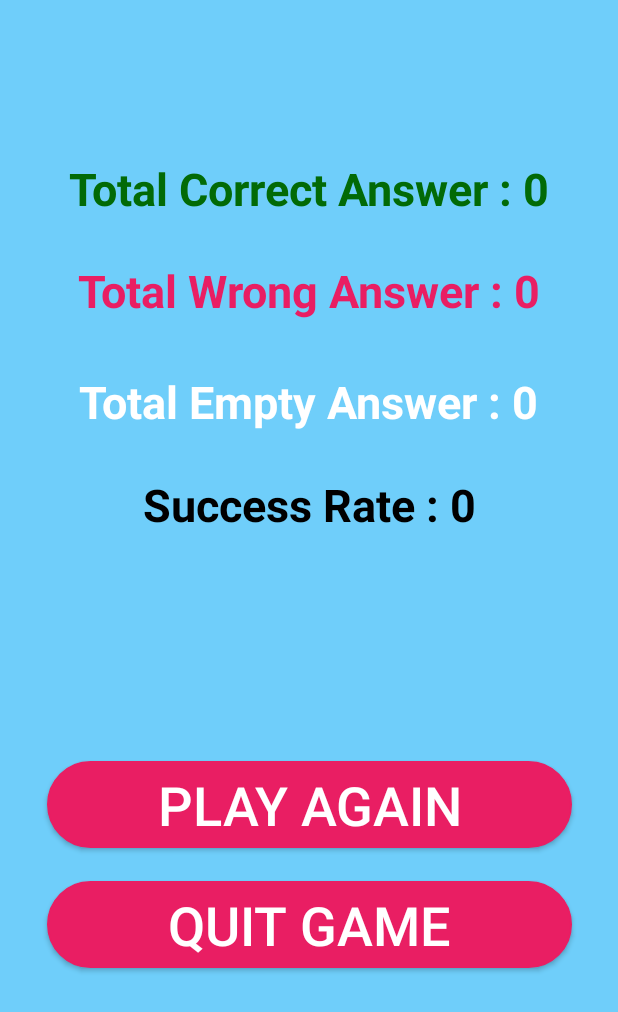
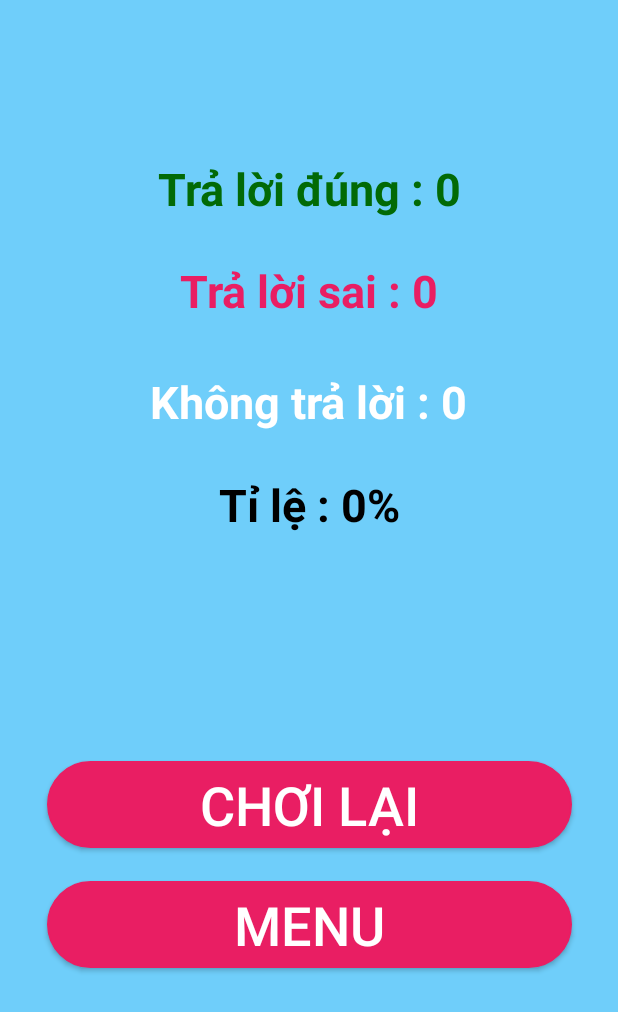
Before and after one commit to TKhoa27/UngDungGiaiTriTongHop, an Android app: the ResultActivity screen opened directly, with no data from a screen before it, on a phone screen of 412 x 824 dp. Shown: the top 1012 px of the screen. Run offline under Robolectric (Android 15) with nearby library versions, the phone set to English and light mode, and no system bars; network calls fail.

Commit message:
edit scenes

```diff
--- a/app/src/main/java/com/example/ungdunggiaitritonghop/BalloonGameMain.java
+++ b/app/src/main/java/com/example/ungdunggiaitritonghop/BalloonGameMain.java
@@ -73,7 +73,7 @@ public class BalloonGameMain extends AppCompatActivity {
                     @Override
                     public void onTick(long millisUntilFinished) {
 
-                        textViewTime.setText("Remaining Time : "+millisUntilFinished/1000);
+                        textViewTime.setText("Thời gian : "+millisUntilFinished/1000);
 
                     }
 
@@ -95,7 +95,7 @@ public class BalloonGameMain extends AppCompatActivity {
     public void increaseScoreByOne(View view)
     {
         score++;
-        textViewScore.setText("Score : "+score);
+        textViewScore.setText("Điểm : "+score);
 
         if (view.getId() == balloon1.getId())
         {
--- a/app/src/main/java/com/example/ungdunggiaitritonghop/QuizGame/ResultActivity.java
+++ b/app/src/main/java/com/example/ungdunggiaitritonghop/QuizGame/ResultActivity.java
@@ -8,6 +8,7 @@ import android.view.View;
 import android.widget.Button;
 import android.widget.TextView;
 
+import com.example.ungdunggiaitritonghop.MainActivity;
 import com.example.ungdunggiaitritonghop.MainActivityQuiz;
 import com.example.ungdunggiaitritonghop.R;
 
@@ -33,10 +34,10 @@ public class ResultActivity extends AppCompatActivity {
         wrong = getIntent().getIntExtra("wrong",0);
         empty = getIntent().getIntExtra("empty",0);
 
-        textViewTotalCorrect.setText("Total Correct Answer : "+correct);
-        textViewTotalWrong.setText("Total Wrong Answer : "+ wrong);
-        textViewTotalEmpty.setText("Total Empty Answer : "+empty);
-        textViewSuccess.setText("Success Rate : "+(correct*10));
+        textViewTotalCorrect.setText("Trả lời đúng : "+correct);
+        textViewTotalWrong.setText("Trả lời sai : "+ wrong);
+        textViewTotalEmpty.setText("Không trả lời : "+empty);
+        textViewSuccess.setText("Tỉ lệ : "+(correct*10) +"%");
 
         buttonAgain.setOnClickListener(new View.OnClickListener() {
             @Override
@@ -53,10 +54,8 @@ public class ResultActivity extends AppCompatActivity {
             @Override
             public void onClick(View v) {
 
-                Intent newIntent = new Intent(Intent.ACTION_MAIN);
-                newIntent.addCategory(Intent.CATEGORY_HOME);
-                newIntent.setFlags(Intent.FLAG_ACTIVITY_NEW_TASK);
-                startActivity(newIntent);
+                Intent intent = new Intent(ResultActivity.this, MainActivity.class);
+                startActivity(intent);
                 finish();
 
             }
--- a/app/src/main/res/layout/activity_main_quiz.xml
+++ b/app/src/main/res/layout/activity_main_quiz.xml
@@ -13,7 +13,7 @@
         android:layout_height="wrap_content"
         android:layout_marginTop="124dp"
         android:layout_marginBottom="118dp"
-        android:text="Welcome to Flag Quiz Game"
+        android:text="@string/quiz_banner"
         android:textAlignment="center"
         android:textColor="@color/black"
         android:textSize="36sp"
@@ -28,7 +28,7 @@
         android:layout_width="350dp"
         android:layout_height="wrap_content"
         android:background="@drawable/botron_btn"
-        android:text="START QUIZ"
+        android:text="@string/quiz_start"
         android:backgroundTint="@color/pink"
         android:textColor="@color/white"
         android:textSize="36sp"
--- a/app/src/main/res/layout/activity_quiz.xml
+++ b/app/src/main/res/layout/activity_quiz.xml
@@ -13,7 +13,7 @@
         android:layout_height="wrap_content"
         android:layout_marginTop="10dp"
         android:layout_marginEnd="16dp"
-        android:text="Wrong : 0"
+        android:text="@string/quiz_wrong"
         android:textColor="#546E7A"
         android:textSize="20sp"
         android:textStyle="bold"
@@ -26,7 +26,7 @@
         android:layout_height="wrap_content"
         android:layout_marginStart="16dp"
         android:layout_marginTop="10dp"
-        android:text="Correct : 0"
+        android:text="@string/quiz_correct"
         android:textColor="@color/white"
         android:textSize="20sp"
         android:textStyle="bold"
@@ -38,7 +38,7 @@
         android:layout_width="wrap_content"
         android:layout_height="wrap_content"
         android:layout_marginTop="10dp"
-        android:text="Empty : 0"
+        android:text="@string/quiz_empty"
         android:textColor="@color/white"
         android:textSize="20sp"
         android:textStyle="bold"
--- a/app/src/main/res/layout/activity_result.xml
+++ b/app/src/main/res/layout/activity_result.xml
@@ -72,7 +72,7 @@
         android:layout_marginBottom="154dp"
         android:background="@drawable/botron_btn"
         android:backgroundTint="@color/pink"
-        android:text="PLAY AGAIN"
+        android:text="@string/again"
         android:textColor="@color/white"
         android:textSize="36sp"
         app:layout_constraintBottom_toBottomOf="parent"
@@ -88,7 +88,7 @@
         android:layout_marginTop="22dp"
         android:backgroundTint="#E91E63"
         android:background="@drawable/botron_btn"
-        android:text="QUIT GAME"
+        android:text="@string/quit"
         android:textColor="@color/white"
         android:textSize="36sp"
         app:layout_constraintEnd_toEndOf="parent"
--- a/app/src/main/res/layout/activity_result2.xml
+++ b/app/src/main/res/layout/activity_result2.xml
@@ -54,7 +54,7 @@
         android:layout_marginEnd="10dp"
         android:layout_marginBottom="10dp"
         android:background="@drawable/buttons_background"
-        android:text="Play Again"
+        android:text="@string/again"
         android:textAllCaps="false"
         android:textColor="@android:color/white"
         android:textSize="30sp"
@@ -71,7 +71,7 @@
         android:layout_marginEnd="10dp"
         android:layout_marginBottom="50dp"
         android:background="@drawable/buttons_background"
-        android:text="Quit Game"
+        android:text="@string/quit"
         android:textAllCaps="false"
         android:textColor="@android:color/white"
         android:textSize="30sp"
--- a/app/src/main/res/values/strings.xml
+++ b/app/src/main/res/values/strings.xml
@@ -7,4 +7,11 @@
     <string name="balloon">ĐẬP THỎ</string>
     <string name="button">CÙNG HỌC</string>
     <string name="app_giai_tri">CÙNG PHÁT TRIỂN</string>
+    <string name="quiz_banner">Cùng thử sức nhé</string>
+    <string name="quiz_start">Chơi</string>
+    <string name="quiz_correct">Đúng: 0</string>
+    <string name="quiz_wrong">Sai: 0</string>
+    <string name="quiz_empty">Trống: 0</string>
+    <string name="again">Chơi lại</string>
+    <string name="quit">Menu</string>
 </resources>
```
Also changed, not shown: app/src/main/java/com/example/ungdunggiaitritonghop/BalloonGame/ResultActivity.java (+10 -9 lines), app/src/main/java/com/example/ungdunggiaitritonghop/QuizGame/QuizActivity.java (+4 -4 lines).
